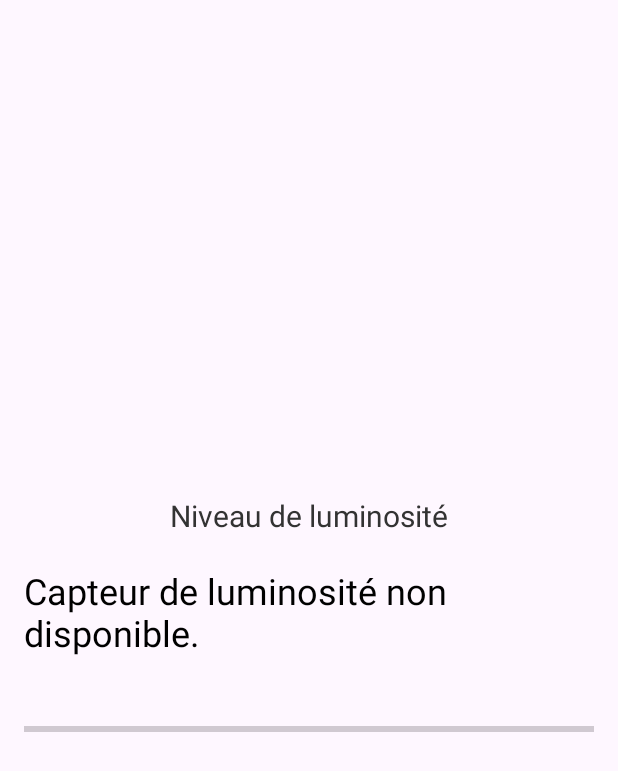
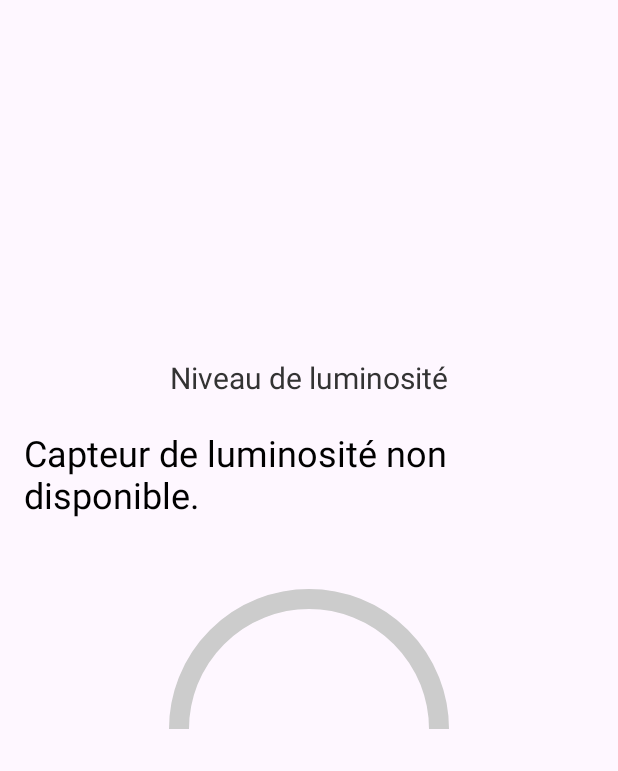
Before and after one commit to maynasri/sensors, an Android app: the LightActivity screen opened directly, with no data from a screen before it, on a phone screen of 412 x 824 dp. Shown: the top 771 px of the screen. Run offline under Robolectric (Android 15) with nearby library versions, the phone set to English and light mode, and no system bars.

Commit message:
design changes
progress bar :semi circle
update background images

```diff
--- /dev/null
+++ b/app/src/main/java/com/example/sensors/HalfCircleProgressBar.java
@@ -0,0 +1,63 @@
+package com.example.sensors;
+
+import android.content.Context;
+import android.graphics.Canvas;
+import android.graphics.Color;
+import android.graphics.Paint;
+import android.util.AttributeSet;
+import android.view.View;
+
+public class HalfCircleProgressBar extends View {
+
+    private Paint paint;
+    private int progress = 0;  // Valeur de progression entre 0 et 100
+    private int maxProgress = 100;
+
+    public HalfCircleProgressBar(Context context) {
+        super(context);
+        init();
+    }
+
+    public HalfCircleProgressBar(Context context, AttributeSet attrs) {
+        super(context, attrs);
+        init();
+    }
+
+    public HalfCircleProgressBar(Context context, AttributeSet attrs, int defStyleAttr) {
+        super(context, attrs, defStyleAttr);
+        init();
+    }
+
+    private void init() {
+        paint = new Paint();
+        paint.setAntiAlias(true);
+        paint.setStyle(Paint.Style.STROKE);
+        paint.setStrokeWidth(20);
+    }
+
+    // Méthode pour mettre à jour la progression
+    public void setProgress(int progress) {
+        if (progress >= 0 && progress <= maxProgress) {
+            this.progress = progress;
+            invalidate();  // Re-dessiner la vue
+        }
+    }
+
+    @Override
+    protected void onDraw(Canvas canvas) {
+        super.onDraw(canvas);
+
+        int width = getWidth();
+        int height = getHeight();
+        int radius = Math.min(width, height) / 2 - 20;  // Rayon du demi-cercle (en tenant compte du padding)
+        float sweepAngle = (progress / (float) maxProgress) * 180;  // Calcul de l'angle de progression (sur 180°)
+
+        // Dessiner l'arrière du demi-cercle (fond)
+        paint.setColor(Color.LTGRAY);
+        canvas.drawArc(20, 20, width - 20, height - 20, 180, 180, false, paint);
+
+        // Dessiner la barre de progression
+        paint.setColor(Color.parseColor("#FFA726"));
+        canvas.drawArc(20, 20, width - 20, height - 20, 180, sweepAngle, false, paint);
+    }
+}
--- a/app/src/main/java/com/example/sensors/LightActivity.java
+++ b/app/src/main/java/com/example/sensors/LightActivity.java
@@ -10,9 +10,7 @@ import android.hardware.SensorEventListener;
 import android.hardware.SensorManager;
 import android.os.Bundle;
 
-import android.widget.ImageView;
 import android.widget.LinearLayout;
-import android.widget.ProgressBar;
 import android.widget.TextView;
 
 public class LightActivity extends AppCompatActivity implements SensorEventListener {
@@ -20,27 +18,24 @@ public class LightActivity extends AppCompatActivity implements SensorEventListe
     private SensorManager sensorManager;
     private Sensor lightSensor;
     private TextView brightnessTextView;
-    private ProgressBar brightnessProgressBar;
+    private HalfCircleProgressBar halfCircleProgressBar;
     private LinearLayout mainLayout;
-    private final float MAX_LUX = 10000; // Valeur de référence maximale de luminosité en lux
+    private final float MAX_LUX = 10000;
 
     @Override
     protected void onCreate(Bundle savedInstanceState) {
         super.onCreate(savedInstanceState);
         setContentView(R.layout.activity_light);
 
-        // Initialisation des éléments de l'interface utilisateur
         brightnessTextView = findViewById(R.id.brightnessTextView);
-        brightnessProgressBar = findViewById(R.id.brightnessProgressBar);
+        halfCircleProgressBar = findViewById(R.id.halfCircleProgressBar);
         mainLayout = findViewById(R.id.LightLayout);
 
-        // Initialisation du gestionnaire de capteurs
         sensorManager = (SensorManager) getSystemService(Context.SENSOR_SERVICE);
         if (sensorManager != null) {
             lightSensor = sensorManager.getDefaultSensor(Sensor.TYPE_LIGHT);
         }
 
-        // Vérification de la disponibilité du capteur
         if (lightSensor == null) {
             brightnessTextView.setText("Capteur de luminosité non disponible.");
         }
@@ -61,9 +56,9 @@ public class LightActivity extends AppCompatActivity implements SensorEventListe
         // Désenregistrer le listener pour économiser de la batterie
         sensorManager.unregisterListener(this);
     }
+
     @Override
     public void onAccuracyChanged(Sensor sensor, int accuracy) {
-        // Méthode requise pour l'interface SensorEventListener, mais non utilisée ici
     }
 
     @Override
@@ -75,26 +70,23 @@ public class LightActivity extends AppCompatActivity implements SensorEventListe
             // Calculer le pourcentage de luminosité
             int brightnessPercentage = (int) ((lux / MAX_LUX) * 100);
             brightnessPercentage = Math.min(brightnessPercentage, 100); // Limiter à 100%
+
             // Afficher le pourcentage de luminosité
             brightnessTextView.setText("Luminosité : " + brightnessPercentage + "%");
-            brightnessProgressBar.setProgress(brightnessPercentage);
+            halfCircleProgressBar.setProgress(brightnessPercentage);
+
             if (brightnessPercentage < 30) {
                 // Mode nuit
-                mainLayout.setBackgroundResource(R.drawable.night);
-                brightnessProgressBar.setProgressTintList(getResources().getColorStateList(android.R.color.holo_blue_light));
+                mainLayout.setBackgroundResource(R.drawable.nightwindow);
 
             } else if (brightnessPercentage >= 30 && brightnessPercentage < 70) {
                 // Mode idéal
-                mainLayout.setBackgroundResource(R.drawable.afternoon);
-                brightnessProgressBar.setProgressTintList(getResources().getColorStateList(android.R.color.holo_orange_dark));
+                mainLayout.setBackgroundResource(R.drawable.day);
 
             } else {
                 // Mode lumière du jour
                 mainLayout.setBackgroundResource(R.drawable.morning);
-                brightnessProgressBar.setProgressTintList(getResources().getColorStateList(android.R.color.holo_orange_light));
             }
         }
-
-
     }
 }
--- a/app/src/main/res/layout/activity_light.xml
+++ b/app/src/main/res/layout/activity_light.xml
@@ -6,8 +6,6 @@
     android:orientation="vertical"
     android:gravity="center"
     android:padding="16dp">
-
-
 
     <TextView
         android:id="@+id/brightnessLabel"
@@ -27,14 +25,10 @@
         android:textColor="#000000"
         android:layout_marginBottom="20dp" />
 
-    <ProgressBar
-        android:id="@+id/brightnessProgressBar"
-        style="?android:attr/progressBarStyleHorizontal"
-        android:layout_width="match_parent"
-        android:layout_height="wrap_content"
-        android:max="100"
-        android:progress="0"
-        android:progressTint="#FFA726"
+    <com.example.sensors.HalfCircleProgressBar
+        android:id="@+id/halfCircleProgressBar"
+        android:layout_width="200dp"
+        android:layout_height="200dp"
         android:layout_marginTop="20dp" />
 
 </LinearLayout>
```
Also changed, not shown: app/src/main/res/drawable/day.png (added), app/src/main/res/drawable/nightwindow.png (added).
